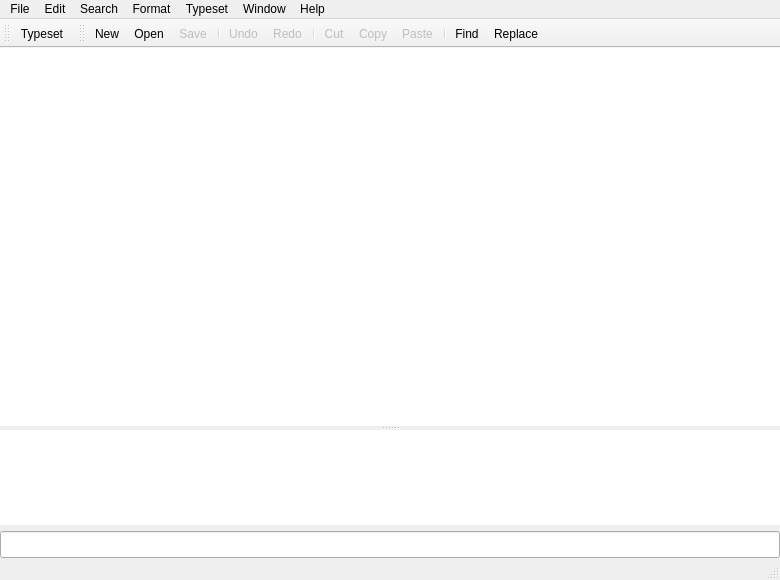
The window that Programs/Editors/TeXworks/src/TeXDocument.ui (Amaterasu27/miktex) describes before a commit, drawn with Qt 5.
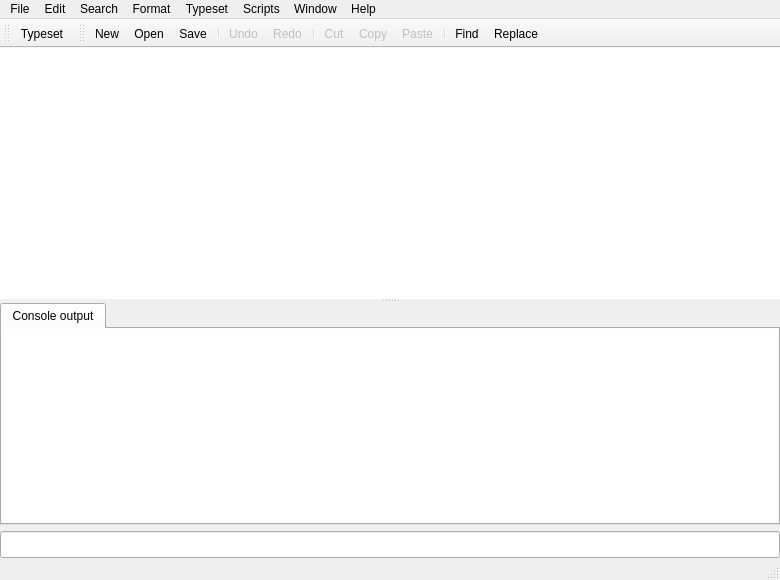
The same window after the commit. Icons and pictures are not drawn. Custom widgets are drawn as their Qt base class.

```diff
--- a/Programs/Editors/TeXworks/src/TeXDocument.ui
+++ b/Programs/Editors/TeXworks/src/TeXDocument.ui
@@ -58,6 +58,19 @@
         <number>36</number>
        </property>
       </widget>
+      <widget class="QTabWidget" name="consoleTabs">
+       <property name="usesScrollButtons">
+        <bool>true</bool>
+       </property>
+       <widget class="QWidget" name="tab">
+        <attribute name="title">
+         <string>Console output</string>
+        </attribute>
+        <layout class="QVBoxLayout" name="verticalLayout">
+         <property name="margin">
+          <number>0</number>
+         </property>
+         <item>
       <widget class="QTextEdit" name="textEdit_console">
        <property name="sizePolicy">
         <sizepolicy hsizetype="Expanding" vsizetype="Expanding">
@@ -65,43 +78,6 @@
          <verstretch>1</verstretch>
         </sizepolicy>
        </property>
-       <property name="palette">
-        <palette>
-         <active>
-          <colorrole role="Text">
-           <brush brushstyle="SolidPattern">
-            <color alpha="255">
-             <red>0</red>
-             <green>102</green>
-             <blue>0</blue>
-            </color>
-           </brush>
-          </colorrole>
-         </active>
-         <inactive>
-          <colorrole role="Text">
-           <brush brushstyle="SolidPattern">
-            <color alpha="255">
-             <red>0</red>
-             <green>102</green>
-             <blue>0</blue>
-            </color>
-           </brush>
-          </colorrole>
-         </inactive>
-         <disabled>
-          <colorrole role="Text">
-           <brush brushstyle="SolidPattern">
-            <color alpha="255">
-             <red>127</red>
-             <green>127</green>
-             <blue>127</blue>
-            </color>
-           </brush>
-          </colorrole>
-         </disabled>
-        </palette>
-       </property>
        <property name="cursor" stdset="0">
         <cursorShape>IBeamCursor</cursorShape>
        </property>
@@ -127,6 +103,10 @@
         <bool>false</bool>
        </property>
       </widget>
+         </item>
+        </layout>
+       </widget>
+      </widget>
      </widget>
     </item>
     <item>
@@ -330,11 +310,21 @@
     <addaction name="separator"/>
     <addaction name="actionAbout_TW"/>
    </widget>
+   <widget class="QMenu" name="menuScripts">
+    <property name="title">
+     <string>Scripts</string>
+    </property>
+    <addaction name="actionUpdate_Scripts"/>
+    <addaction name="actionManage_Scripts"/>
+    <addaction name="actionShow_Scripts_Folder"/>
+    <addaction name="separator"/>
+   </widget>
    <addaction name="menuFile"/>
    <addaction name="menuEdit"/>
    <addaction name="menuSearch"/>
    <addaction name="menuFormat"/>
    <addaction name="menuRun"/>
+   <addaction name="menuScripts"/>
    <addaction name="menuWindow"/>
    <addaction name="menuHelp"/>
   </widget>
@@ -441,9 +431,6 @@
    </property>
   </action>
   <action name="actionSave">
-   <property name="enabled">
-    <bool>false</bool>
-   </property>
    <property name="icon">
     <iconset resource="../res/resources.qrc">
      <normaloff>:/images/tango/document-save.png</normaloff>:/images/tango/document-save.png</iconset>
```
Left out of the diff: 24 changed lines with no effect on the pictures. Lines whose indentation alone changed are shown as unchanged.
